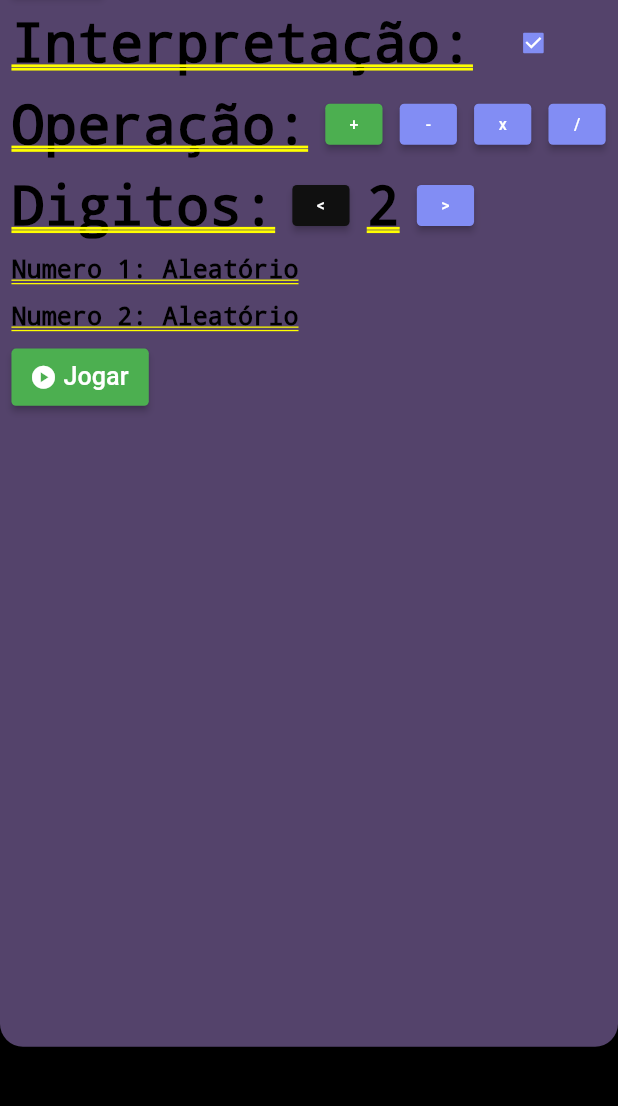
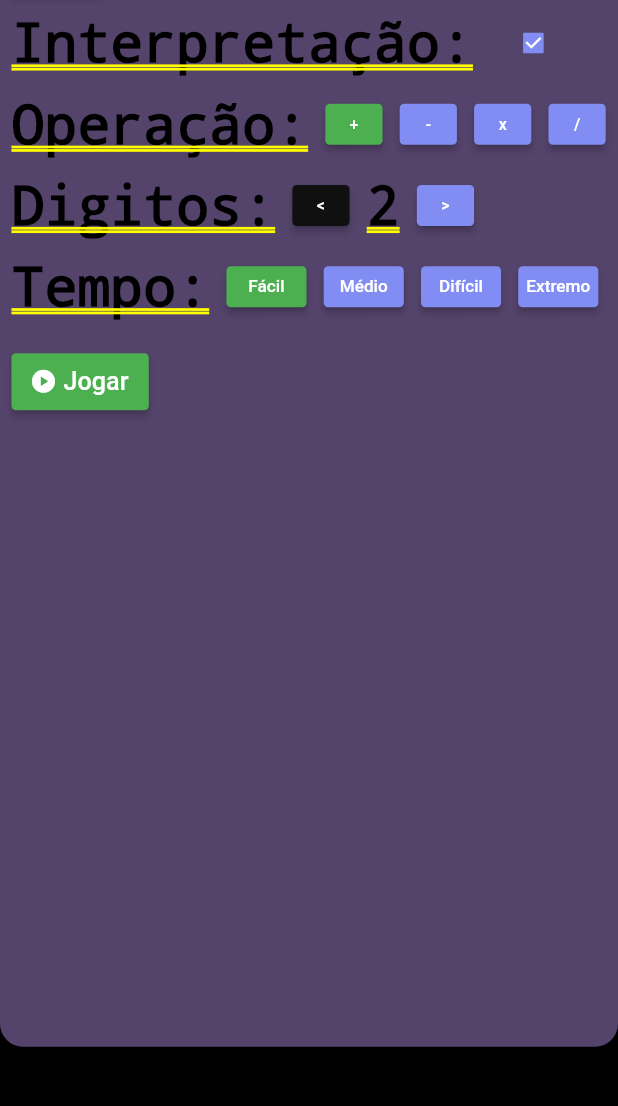
Before and after one commit to GersonMacedo/guerra-dos-numeros, a Flutter app: the screen it shows after launch, after a tap on "Jogar", on a phone screen of 412 x 824 dp, the part 52-1158 px from its top. Run offline on Flutter 3.47's test engine with Material 2 defaults, Android fonts, the phone set to English and light mode, and no system bars.

Commit message:
Add time option and fix some bugs

```diff
--- a/lib/pages/levelSelector.dart
+++ b/lib/pages/levelSelector.dart
@@ -31,8 +31,8 @@ class _LevelSelectorState extends State<LevelSelector>{
   int operator = 0;
   bool interpretation = true;
   int digits = 2;
-  int number1 = -1;
-  int number2 = -1;
+  int time = 0;
+  List<int> timeList = [90, 30, 10, 5];
   Color disabled = const Color(0xFF101010);
 
   int getRandomNumber(){
@@ -74,13 +74,11 @@ class _LevelSelectorState extends State<LevelSelector>{
             const SizedBox(height: 15),
             buildDigits(),
             const SizedBox(height: 15),
-            const Text("Numero 1: Aleatório", style: TextStyle(fontSize: 22, color: Colors.black)),
-            const SizedBox(height: 15),
-            const Text("Numero 2: Aleatório", style: TextStyle(fontSize: 22, color: Colors.black)),
-            const SizedBox(height: 15),
+            buildTime(),
+            const SizedBox(height: 30),
             customIconButton(context, operator == 0 ? Colors.green : disabled, const Icon(Icons.play_circle), " Jogar", 22, Colors.white, 120, 50,(){
               if(operator == 0){
-                widget.changePage(Game(operation: operator, questionNumber: 0, question: getQuestion(),numbers: getNumberList(2), changePage: widget.changePage));
+                widget.changePage(Game(operation: operator, questionNumber: 0, question: getQuestion(),numbers: getNumberList(2), time: timeList[time], changePage: widget.changePage));
               }
             }),
           ],
@@ -190,4 +188,37 @@ class _LevelSelectorState extends State<LevelSelector>{
       ],
     );
   }
+
+
+  Widget buildTime(){
+    List<String> options = ["Fácil", "Médio", "Difícil", "Extremo"];
+    List<Widget> row = [
+      const Text("Tempo:", style: TextStyle(color: Colors.black))
+    ];
+
+    for(int i = 0; i < options.length; i++){
+      row.add(const SizedBox(width: 15));
+      row.add(
+          SizedBox(
+            width: 70,
+            child: ElevatedButton(
+              style: ElevatedButton.styleFrom(
+                backgroundColor: time == i ? Colors.green : const Color(0xFF828DF4),
+                padding: EdgeInsets.all(0)
+              ),
+              onPressed: (){
+                setState(() {
+                  time = i;
+                });
+              },
+              child: Text(options[i], style: const TextStyle(fontSize: 15)),
+            ),
+          )
+      );
+    }
+
+    return Row(
+        children: row
+    );
+  }
 }
```
Also changed, not shown: lib/pages/game.dart (+70 -50 lines).
